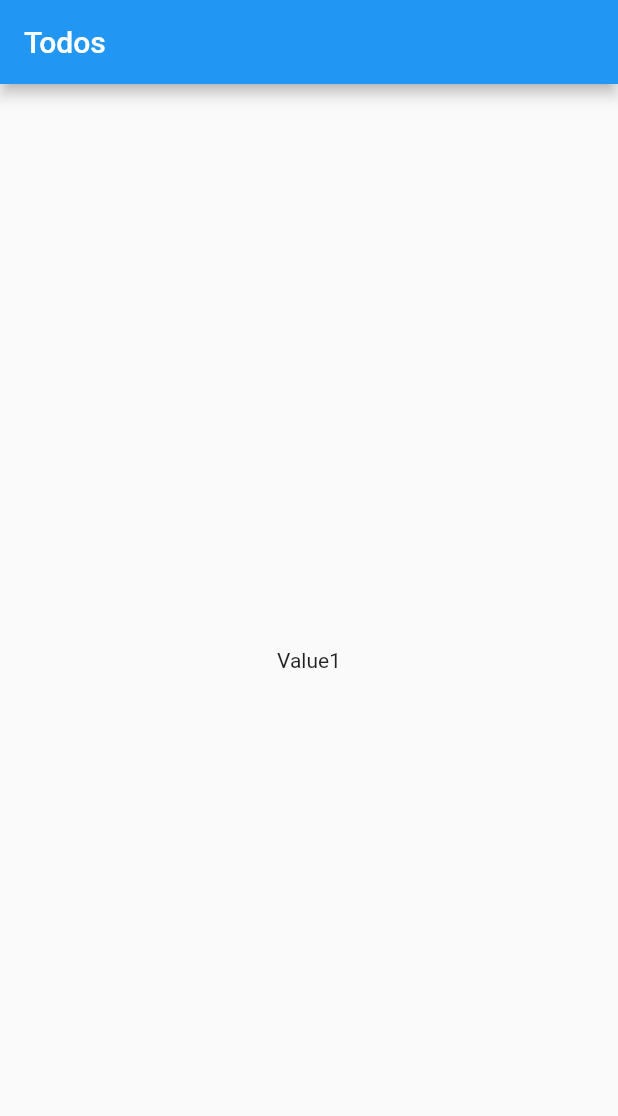
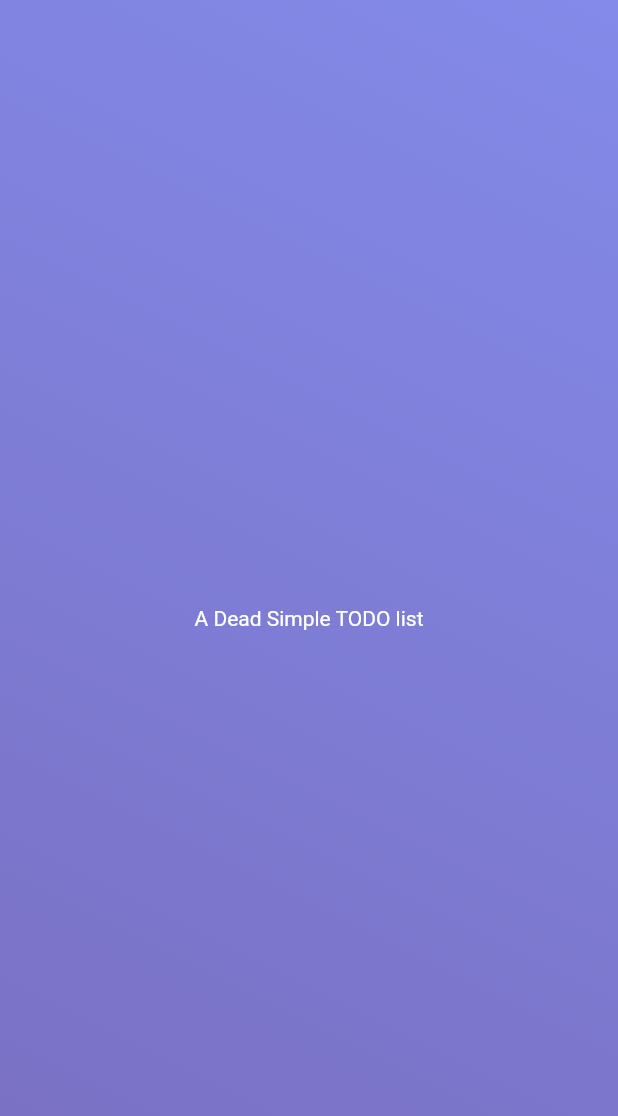
Before and after one commit to anupam-git/disto, a Flutter app: the screen it shows after launch, on a phone screen of 412 x 824 dp. Shown: the top 1116 px of the screen. Run offline on Flutter 3.47's test engine with Material 2 defaults, Android fonts, the phone set to English and light mode, and no system bars.

Commit message:
Initial Login page

```diff
--- a/lib/main.dart
+++ b/lib/main.dart
@@ -1,4 +1,4 @@
-import 'package:disto/pages/todo_page/todo_page.dart';
+import 'package:disto/pages/login_page/login_page.dart';
 import 'package:flutter/material.dart';
 
 void main() {
@@ -13,7 +13,7 @@ class MyApp extends StatelessWidget {
       theme: ThemeData(
         primarySwatch: Colors.blue,
       ),
-      home: TodoPage(),
+      home: LoginPage(),
     );
   }
 }
--- /dev/null
+++ b/lib/pages/login_page/login_page.dart
@@ -0,0 +1,37 @@
+import 'package:flutter/material.dart';
+
+class LoginPage extends StatelessWidget {
+  @override
+  Widget build(BuildContext context) {
+    return Scaffold(
+      body: Container(
+        width: double.infinity,
+        height: double.infinity,
+        decoration: BoxDecoration(
+          color: Color(0xff000000),
+          gradient: LinearGradient(
+            begin: Alignment.bottomLeft,
+            end: Alignment.topRight,
+            colors: <Color>[
+              Color(0xff796fc1),
+              Color(0xff838ae9),
+            ],
+          ),
+        ),
+        child: Column(
+          mainAxisAlignment: MainAxisAlignment.center,
+          crossAxisAlignment: CrossAxisAlignment.center,
+          children: <Widget>[
+            Text(
+              'A Dead Simple TODO list',
+              style: const TextStyle(
+                color: Color(0xffffffff),
+                fontWeight: FontWeight.normal,
+              ),
+            ),
+          ],
+        ),
+      ),
+    );
+  }
+}
```
